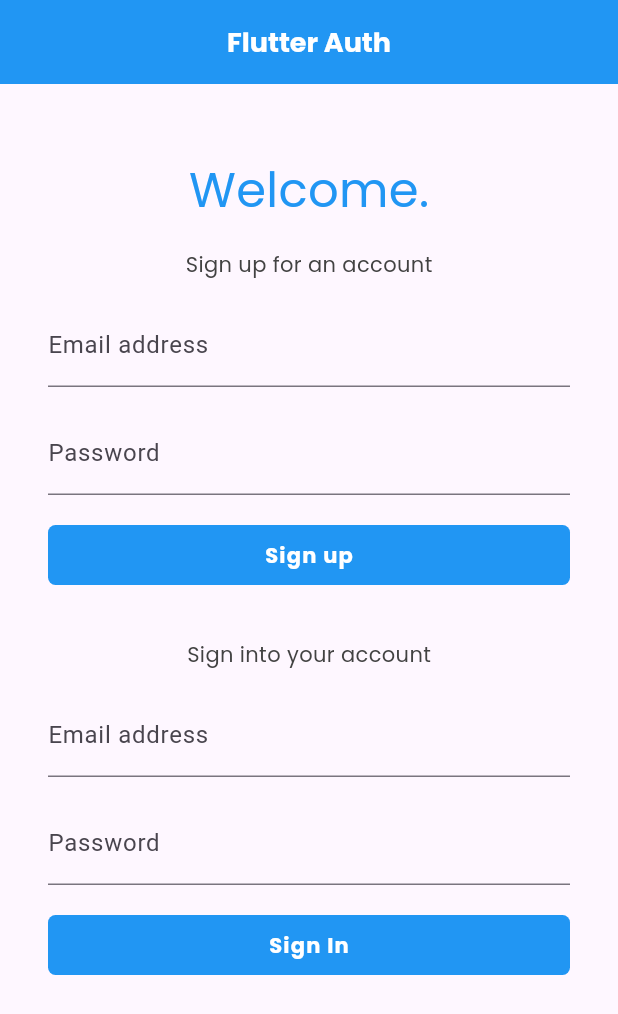
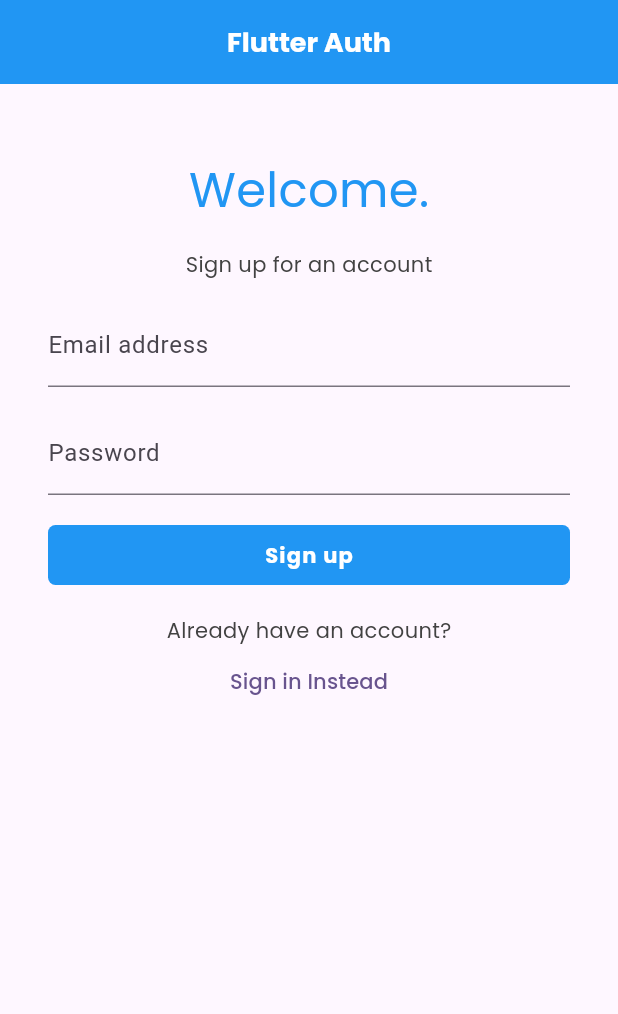
Before and after one commit to jono-rams/flutter_fb_auth, a Flutter app: the screen it shows after launch, on a phone screen of 412 x 824 dp. Shown: the top 1014 px of the screen. Run offline on Flutter 3.47's test engine with Material 3 defaults, Android fonts, the phone set to English and light mode, and no system bars; our stand-ins replace google_fonts.

Commit message:
Switch between the sign up and sign up forms

```diff
--- a/lib/screens/welcome/welcome.dart
+++ b/lib/screens/welcome/welcome.dart
@@ -2,6 +2,7 @@ import 'package:flutter_auth_tut/screens/welcome/sign_in.dart';
 import 'package:flutter_auth_tut/screens/welcome/sign_up.dart';
 import 'package:flutter_auth_tut/shared/styled_text.dart';
 import 'package:flutter/material.dart';
+import 'package:google_fonts/google_fonts.dart';
 
 class WelcomeScreen extends StatefulWidget {
   const WelcomeScreen({super.key});
@@ -11,6 +12,8 @@ class WelcomeScreen extends StatefulWidget {
 }
 
 class _WelcomeScreenState extends State<WelcomeScreen> {
+  bool isSignUpForm = true;
+
   @override
   Widget build(BuildContext context) {
     return Scaffold(
@@ -22,16 +25,48 @@ class _WelcomeScreenState extends State<WelcomeScreen> {
       body: SingleChildScrollView(
         child: Container(
             padding: const EdgeInsets.symmetric(vertical: 48, horizontal: 16),
-            child: const Column(
+            child: Column(
                 crossAxisAlignment: CrossAxisAlignment.center,
                 children: [
-                  StyledHeading('Welcome.'),
-
-                  // sign up screen
-                  SignUpForm(),
-
-                  // sign in screen
-                  SignInForm(),
+                  const StyledHeading('Welcome.'),
+                  if (isSignUpForm)
+                    Column(
+                      // sign up screen
+                      children: [
+                        const SignUpForm(),
+                        const StyledBodyText('Already have an account?'),
+                        TextButton(
+                          onPressed: () {
+                            setState(() {
+                              isSignUpForm = false;
+                            });
+                          },
+                          child: Text(
+                            'Sign in Instead',
+                            style: GoogleFonts.poppins(),
+                          ),
+                        ),
+                      ],
+                    )
+                  else
+                    Column(
+                      // sign in screen
+                      children: [
+                        const SignInForm(),
+                        const StyledBodyText('Need an account?'),
+                        TextButton(
+                          onPressed: () {
+                            setState(() {
+                              isSignUpForm = true;
+                            });
+                          },
+                          child: Text(
+                            'Sign up Instead',
+                            style: GoogleFonts.poppins(),
+                          ),
+                        ),
+                      ],
+                    )
                 ])),
       ),
     );
```
